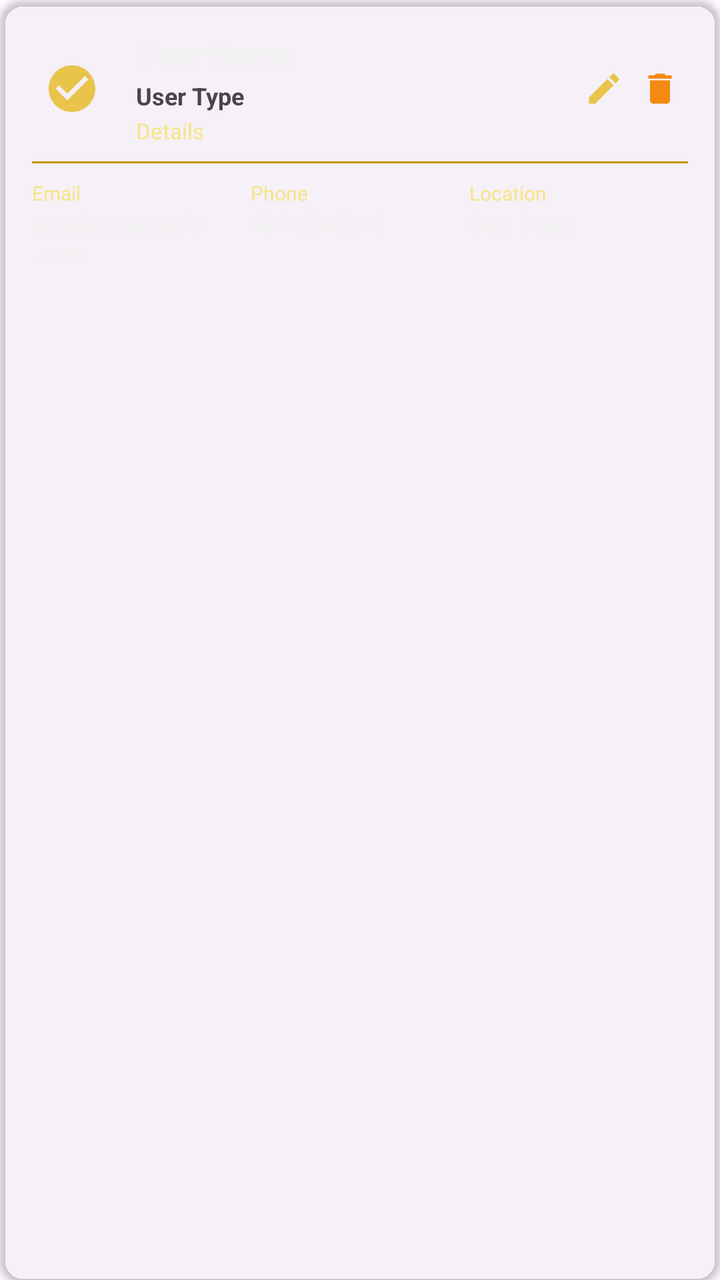
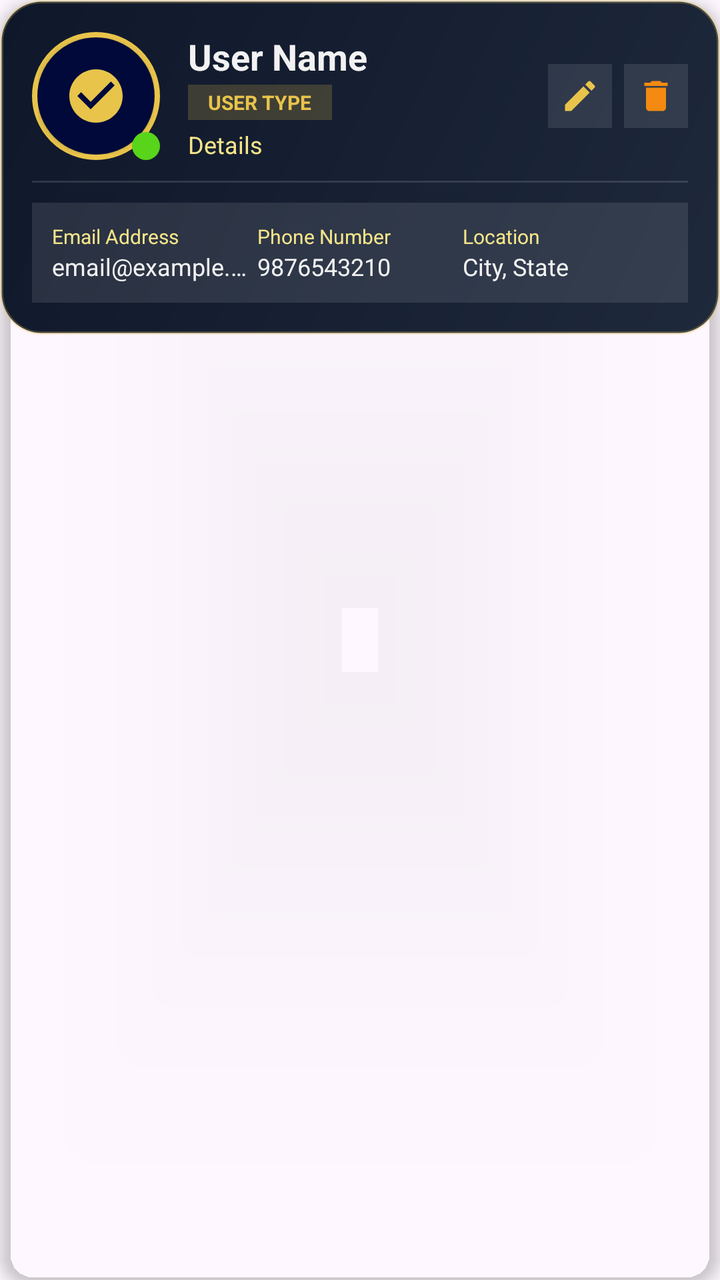

Screens rendered from an Android XML layout before and after an edit, with the pre-edit source and the edit as a unified diff.
<!-- AndroidManifest.xml: application theme Theme.SevaSarthi -->
<!-- res/layout/item_admin_user.xml -->
<?xml version="1.0" encoding="utf-8"?>
<androidx.cardview.widget.CardView xmlns:android="http://schemas.android.com/apk/res/android"
    xmlns:app="http://schemas.android.com/apk/res-auto"
    android:id="@+id/cardView"
    android:layout_width="match_parent"
    android:layout_height="wrap_content"
    android:layout_marginBottom="12dp"
    app:cardBackgroundColor="#1AFFFFFF"
    app:cardCornerRadius="12dp"
    app:cardElevation="2dp">

    <LinearLayout
        android:layout_width="match_parent"
        android:layout_height="wrap_content"
        android:orientation="vertical"
        android:padding="16dp">

        <LinearLayout
            android:layout_width="match_parent"
            android:layout_height="wrap_content"
            android:gravity="center_vertical"
            android:orientation="horizontal">

            <ImageView
                android:id="@+id/ivUserType"
                android:layout_width="40dp"
                android:layout_height="40dp"
                android:background="@drawable/profile_bg"
                android:padding="6dp"
                android:src="@drawable/ic_sevamitra" />

            <LinearLayout
                android:layout_width="0dp"
                android:layout_height="wrap_content"
                android:layout_marginStart="12dp"
                android:layout_weight="1"
                android:orientation="vertical">

                <TextView
                    android:id="@+id/tvName"
                    android:layout_width="wrap_content"
                    android:layout_height="wrap_content"
                    android:text="User Name"
                    android:textColor="@color/logo_white"
                    android:textSize="16sp"
                    android:textStyle="bold" />

                <TextView
                    android:id="@+id/tvUserType"
                    android:layout_width="wrap_content"
                    android:layout_height="wrap_content"
                    android:layout_marginTop="2dp"
                    android:text="User Type"
                    android:textSize="12sp"
                    android:textStyle="bold" />

                <TextView
                    android:id="@+id/tvDetails"
                    android:layout_width="wrap_content"
                    android:layout_height="wrap_content"
                    android:layout_marginTop="2dp"
                    android:text="Details"
                    android:textColor="@color/logo_gold_light"
                    android:textSize="11sp" />
            </LinearLayout>

            <LinearLayout
                android:layout_width="wrap_content"
                android:layout_height="wrap_content"
                android:orientation="horizontal">

                <ImageView
                    android:id="@+id/ivEdit"
                    android:layout_width="28dp"
                    android:layout_height="28dp"
                    android:padding="4dp"
                    android:src="@drawable/ic_edit"
                    app:tint="@color/logo_gold" />

                <ImageView
                    android:id="@+id/ivDelete"
                    android:layout_width="28dp"
                    android:layout_height="28dp"
                    android:padding="4dp"
                    android:src="@drawable/ic_delete"
                    app:tint="@color/logo_orange" />
            </LinearLayout>
        </LinearLayout>

        <View
            android:layout_width="match_parent"
            android:layout_height="1dp"
            android:layout_marginVertical="8dp"
            android:background="@color/logo_gold_dark" />

        <LinearLayout
            android:layout_width="match_parent"
            android:layout_height="wrap_content"
            android:orientation="horizontal">

            <LinearLayout
                android:layout_width="0dp"
                android:layout_height="wrap_content"
                android:layout_weight="1"
                android:orientation="vertical">

                <TextView
                    android:layout_width="wrap_content"
                    android:layout_height="wrap_content"
                    android:text="Email"
                    android:textColor="@color/logo_gold_light"
                    android:textSize="10sp" />

                <TextView
                    android:id="@+id/tvEmail"
                    android:layout_width="wrap_content"
                    android:layout_height="wrap_content"
                    android:text="email@example.com"
                    android:textColor="@color/logo_white"
                    android:textSize="12sp" />
            </LinearLayout>

            <LinearLayout
                android:layout_width="0dp"
                android:layout_height="wrap_content"
                android:layout_weight="1"
                android:orientation="vertical">

                <TextView
                    android:layout_width="wrap_content"
                    android:layout_height="wrap_content"
                    android:text="Phone"
                    android:textColor="@color/logo_gold_light"
                    android:textSize="10sp" />

                <TextView
                    android:id="@+id/tvPhone"
                    android:layout_width="wrap_content"
                    android:layout_height="wrap_content"
                    android:text="9876543210"
                    android:textColor="@color/logo_white"
                    android:textSize="12sp" />
            </LinearLayout>

            <LinearLayout
                android:layout_width="0dp"
                android:layout_height="wrap_content"
                android:layout_weight="1"
                android:orientation="vertical">

                <TextView
                    android:layout_width="wrap_content"
                    android:layout_height="wrap_content"
                    android:text="Location"
                    android:textColor="@color/logo_gold_light"
                    android:textSize="10sp" />

                <TextView
                    android:id="@+id/tvLocation"
                    android:layout_width="wrap_content"
                    android:layout_height="wrap_content"
                    android:text="City, State"
                    android:textColor="@color/logo_white"
                    android:textSize="12sp" />
            </LinearLayout>
        </LinearLayout>

    </LinearLayout>
</androidx.cardview.widget.CardView>
<!-- resources referenced by this layout -->
<resources>
  <color name="logo_gold">#E8C44B</color>
  <color name="logo_gold_dark">#C8920F</color>
  <color name="logo_gold_light">#F5E58A</color>
  <color name="logo_orange">#F48A11</color>
  <color name="logo_white">#F2F2F2</color>
  <!-- drawable ic_delete (drawable) -->
  <?xml version="1.0" encoding="utf-8"?>
  <vector xmlns:android="http://schemas.android.com/apk/res/android"
      android:width="24dp"
      android:height="24dp"
      android:viewportWidth="24"
      android:viewportHeight="24">
      <path
          android:fillColor="#F2F2F2"
          android:pathData="M6,19c0,1.1 0.9,2 2,2h8c1.1,0 2,-0.9 2,-2V7H6v12zM19,4h-3.5l-1,-1h-5l-1,1H5v2h14V4z"/>
  </vector>
  <!-- drawable ic_edit (drawable) -->
  <?xml version="1.0" encoding="utf-8"?>
  <vector xmlns:android="http://schemas.android.com/apk/res/android"
      android:width="24dp"
      android:height="24dp"
      android:viewportWidth="24"
      android:viewportHeight="24">
      <path
          android:fillColor="#F2F2F2"
          android:pathData="M3,17.25V21h3.75L17.81,9.94l-3.75,-3.75L3,17.25zM20.71,7.04c0.39,-0.39 0.39,-1.02 0,-1.41l-2.34,-2.34c-0.39,-0.39 -1.02,-0.39 -1.41,0l-1.83,1.83 3.75,3.75 1.83,-1.83z"/>
  </vector>
  <!-- drawable ic_sevamitra (drawable) -->
  <?xml version="1.0" encoding="utf-8"?>
  <vector xmlns:android="http://schemas.android.com/apk/res/android"
      android:width="48dp"
      android:height="48dp"
      android:viewportWidth="24"
      android:viewportHeight="24">
      <path
          android:fillColor="#E8C44B"
          android:pathData="M12,2C6.48,2 2,6.48 2,12s4.48,10 10,10 10,-4.48 10,-10S17.52,2 12,2zM10,17l-5,-5 1.41,-1.41L10,14.17l7.59,-7.59L19,8l-9,9z"/>
  </vector>
  <!-- drawable profile_bg (drawable) -->
  <?xml version="1.0" encoding="utf-8"?>
  <selector xmlns:android="http://schemas.android.com/apk/res/android">
  
  </selector>
  <style name="Theme.SevaSarthi" parent="Theme.Material3.DayNight.NoActionBar">
          <item name="colorPrimary">@color/logo_dark_blue</item>
          <item name="colorOnPrimary">@color/logo_white</item>
          <item name="colorSecondary">@color/logo_orange</item>
          <item name="colorOnSecondary">@color/logo_dark_blue</item>
          <item name="android:statusBarColor">@color/logo_dark_blue</item>
          <item name="android:navigationBarColor">@color/logo_dark_blue</item>
          <item name="android:windowAnimationStyle">@style/WindowAnimationTransition</item>
      </style>
  <color name="logo_dark_blue">#00093A</color>
  <style name="WindowAnimationTransition">
          <item name="android:activityOpenEnterAnimation">@anim/slide_in_right</item>
          <item name="android:activityOpenExitAnimation">@anim/slide_out_left</item>
          <item name="android:activityCloseEnterAnimation">@anim/slide_in_left</item>
          <item name="android:activityCloseExitAnimation">@anim/slide_out_right</item>
      </style>
</resources>

<!-- the commit's change to res/layout/item_admin_user.xml (unified diff, before → after) -->
@@ -4,14 +4,16 @@
     android:id="@+id/cardView"
     android:layout_width="match_parent"
     android:layout_height="wrap_content"
-    android:layout_marginBottom="12dp"
-    app:cardBackgroundColor="#1AFFFFFF"
-    app:cardCornerRadius="12dp"
-    app:cardElevation="2dp">
+    android:layout_marginBottom="14dp"
+    android:foreground="?attr/selectableItemBackground"
+    app:cardBackgroundColor="@android:color/transparent"
+    app:cardCornerRadius="18dp"
+    app:cardElevation="4dp">
 
     <LinearLayout
         android:layout_width="match_parent"
         android:layout_height="wrap_content"
+        android:background="@drawable/card_bg_founder_header"
         android:orientation="vertical"
         android:padding="16dp">
 
@@ -21,18 +23,48 @@
             android:gravity="center_vertical"
             android:orientation="horizontal">
 
-            <ImageView
-                android:id="@+id/ivUserType"
-                android:layout_width="40dp"
-                android:layout_height="40dp"
-                android:background="@drawable/profile_bg"
-                android:padding="6dp"
-                android:src="@drawable/ic_sevamitra" />
-
-            <LinearLayout
-                android:layout_width="0dp"
-                android:layout_height="wrap_content"
-                android:layout_marginStart="12dp"
+            <RelativeLayout
+                android:layout_width="64dp"
+                android:layout_height="64dp">
+
+                <FrameLayout
+                    android:layout_width="64dp"
+                    android:layout_height="64dp"
+                    android:background="@drawable/profile_avatar_frame"
+                    android:padding="3dp">
+
+                    <androidx.cardview.widget.CardView
+                        android:layout_width="58dp"
+                        android:layout_height="58dp"
+                        android:layout_gravity="center"
+                        app:cardBackgroundColor="@color/logo_dark_blue"
+                        app:cardCornerRadius="29dp">
+
+                        <ImageView
+                            android:id="@+id/ivUserType"
+                            android:layout_width="32dp"
+                            android:layout_height="32dp"
+                            android:layout_gravity="center"
+                            android:contentDescription="User Avatar"
+                            android:src="@drawable/ic_sevamitra"
+                            app:tint="@color/logo_gold" />
+                    </androidx.cardview.widget.CardView>
+                </FrameLayout>
+
+                <ImageView
+                    android:layout_width="14dp"
+                    android:layout_height="14dp"
+                    android:layout_alignParentEnd="true"
+                    android:layout_alignParentBottom="true"
+                    android:contentDescription="Online Status"
+                    android:elevation="6dp"
+                    android:src="@drawable/circle_shape_green" />
+            </RelativeLayout>
+
+            <LinearLayout
+                android:layout_width="0dp"
+                android:layout_height="wrap_content"
+                android:layout_marginStart="14dp"
                 android:layout_weight="1"
                 android:orientation="vertical">
 
@@ -40,9 +72,11 @@
                     android:id="@+id/tvName"
                     android:layout_width="wrap_content"
                     android:layout_height="wrap_content"
+                    android:ellipsize="end"
+                    android:maxLines="1"
                     android:text="User Name"
                     android:textColor="@color/logo_white"
-                    android:textSize="16sp"
+                    android:textSize="18sp"
                     android:textStyle="bold" />
 
                 <TextView
@@ -50,38 +84,46 @@
                     android:layout_width="wrap_content"
                     android:layout_height="wrap_content"
                     android:layout_marginTop="2dp"
-                    android:text="User Type"
-                    android:textSize="12sp"
+                    android:background="#33E8C44B"
+                    android:paddingHorizontal="10dp"
+                    android:paddingVertical="2dp"
+                    android:text="USER TYPE"
+                    android:textColor="@color/logo_gold"
+                    android:textSize="10sp"
                     android:textStyle="bold" />
 
                 <TextView
                     android:id="@+id/tvDetails"
                     android:layout_width="wrap_content"
                     android:layout_height="wrap_content"
-                    android:layout_marginTop="2dp"
+                    android:layout_marginTop="4dp"
                     android:text="Details"
                     android:textColor="@color/logo_gold_light"
-                    android:textSize="11sp" />
+                    android:textSize="12sp" />
             </LinearLayout>
 
             <LinearLayout
                 android:layout_width="wrap_content"
                 android:layout_height="wrap_content"
+                android:gravity="center_vertical"
                 android:orientation="horizontal">
 
                 <ImageView
                     android:id="@+id/ivEdit"
-                    android:layout_width="28dp"
-                    android:layout_height="28dp"
-                    android:padding="4dp"
+                    android:layout_width="32dp"
+                    android:layout_height="32dp"
+                    android:layout_marginEnd="6dp"
+                    android:background="#1AFFFFFF"
+                    android:padding="6dp"
                     android:src="@drawable/ic_edit"
                     app:tint="@color/logo_gold" />
 
                 <ImageView
                     android:id="@+id/ivDelete"
-                    android:layout_width="28dp"
-                    android:layout_height="28dp"
-                    android:padding="4dp"
+                    android:layout_width="32dp"
+                    android:layout_height="32dp"
+                    android:background="#1AFFFFFF"
+                    android:padding="6dp"
                     android:src="@drawable/ic_delete"
                     app:tint="@color/logo_orange" />
             </LinearLayout>
@@ -90,24 +132,26 @@
         <View
             android:layout_width="match_parent"
             android:layout_height="1dp"
-            android:layout_marginVertical="8dp"
-            android:background="@color/logo_gold_dark" />
+            android:layout_marginVertical="10dp"
+            android:background="#20FFFFFF" />
 
         <LinearLayout
             android:layout_width="match_parent"
             android:layout_height="wrap_content"
-            android:orientation="horizontal">
-
-            <LinearLayout
-                android:layout_width="0dp"
-                android:layout_height="wrap_content"
-                android:layout_weight="1"
-                android:orientation="vertical">
-
-                <TextView
-                    android:layout_width="wrap_content"
-                    android:layout_height="wrap_content"
-                    android:text="Email"
+            android:background="#1AFFFFFF"
+            android:orientation="horizontal"
+            android:padding="10dp">
+
+            <LinearLayout
+                android:layout_width="0dp"
+                android:layout_height="wrap_content"
+                android:layout_weight="1"
+                android:orientation="vertical">
+
+                <TextView
+                    android:layout_width="wrap_content"
+                    android:layout_height="wrap_content"
+                    android:text="Email Address"
                     android:textColor="@color/logo_gold_light"
                     android:textSize="10sp" />
 
@@ -115,6 +159,8 @@
                     android:id="@+id/tvEmail"
                     android:layout_width="wrap_content"
                     android:layout_height="wrap_content"
+                    android:ellipsize="end"
+                    android:maxLines="1"
                     android:text="email@example.com"
                     android:textColor="@color/logo_white"
                     android:textSize="12sp" />
@@ -129,7 +175,7 @@
                 <TextView
                     android:layout_width="wrap_content"
                     android:layout_height="wrap_content"
-                    android:text="Phone"
+                    android:text="Phone Number"
                     android:textColor="@color/logo_gold_light"
                     android:textSize="10sp" />
 
@@ -159,6 +205,8 @@
                     android:id="@+id/tvLocation"
                     android:layout_width="wrap_content"
                     android:layout_height="wrap_content"
+                    android:ellipsize="end"
+                    android:maxLines="1"
                     android:text="City, State"
                     android:textColor="@color/logo_white"
                     android:textSize="12sp" />
<!-- resource entries referenced after the edit -->
@@ -1,10 +1,29 @@
 <!-- resources referenced by this layout -->
 <resources>
   <color name="logo_gold">#E8C44B</color>
-  <color name="logo_gold_dark">#C8920F</color>
   <color name="logo_gold_light">#F5E58A</color>
   <color name="logo_orange">#F48A11</color>
   <color name="logo_white">#F2F2F2</color>
+  <!-- drawable card_bg_founder_header (drawable) -->
+  <?xml version="1.0" encoding="utf-8"?>
+  <shape xmlns:android="http://schemas.android.com/apk/res/android"
+      android:shape="rectangle">
+      <gradient
+          android:angle="135"
+          android:endColor="#0F172A"
+          android:startColor="#1E293B"
+          android:type="linear" />
+      <corners android:radius="20dp" />
+      <stroke
+          android:width="1.5dp"
+          android:color="#40E8C44B" />
+  </shape>
+  <!-- drawable circle_shape_green (drawable) -->
+  <?xml version="1.0" encoding="utf-8"?>
+  <shape xmlns:android="http://schemas.android.com/apk/res/android"
+      android:shape="oval">
+      <solid android:color="@color/logo_green" />
+  </shape>
   <!-- drawable ic_delete (drawable) -->
   <?xml version="1.0" encoding="utf-8"?>
   <vector xmlns:android="http://schemas.android.com/apk/res/android"
@@ -38,11 +57,19 @@
           android:fillColor="#E8C44B"
           android:pathData="M12,2C6.48,2 2,6.48 2,12s4.48,10 10,10 10,-4.48 10,-10S17.52,2 12,2zM10,17l-5,-5 1.41,-1.41L10,14.17l7.59,-7.59L19,8l-9,9z"/>
   </vector>
-  <!-- drawable profile_bg (drawable) -->
+  <!-- drawable profile_avatar_frame (drawable) -->
   <?xml version="1.0" encoding="utf-8"?>
-  <selector xmlns:android="http://schemas.android.com/apk/res/android">
-  
-  </selector>
+  <shape xmlns:android="http://schemas.android.com/apk/res/android"
+      android:shape="oval">
+      <gradient
+          android:angle="135"
+          android:endColor="#00093A"
+          android:startColor="#1E293B"
+          android:type="linear" />
+      <stroke
+          android:width="2.5dp"
+          android:color="#E8C44B" />
+  </shape>
   <style name="Theme.SevaSarthi" parent="Theme.Material3.DayNight.NoActionBar">
           <item name="colorPrimary">@color/logo_dark_blue</item>
           <item name="colorOnPrimary">@color/logo_white</item>
@@ -50,8 +77,10 @@
           <item name="colorOnSecondary">@color/logo_dark_blue</item>
           <item name="android:statusBarColor">@color/logo_dark_blue</item>
           <item name="android:navigationBarColor">@color/logo_dark_blue</item>
+          <item name="android:windowLightStatusBar">false</item>
           <item name="android:windowAnimationStyle">@style/WindowAnimationTransition</item>
       </style>
+  <color name="logo_green">#58D51A</color>
   <color name="logo_dark_blue">#00093A</color>
   <style name="WindowAnimationTransition">
           <item name="android:activityOpenEnterAnimation">@anim/slide_in_right</item>
